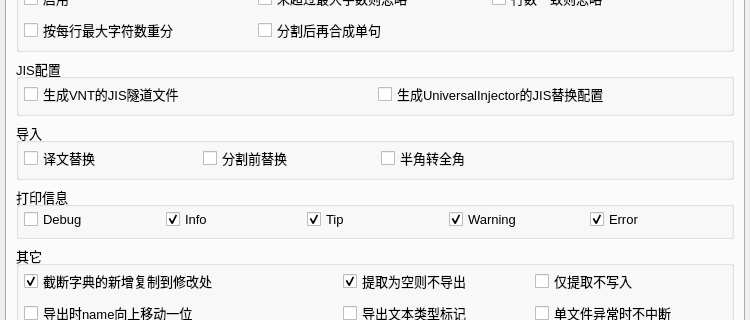
Old version of the form main/ui_mainWindow.ui in the repository satan53x/SExtractor; both pictures show x 0 to 750 and y 146 to 466 of the 750 by 675 pixel window.
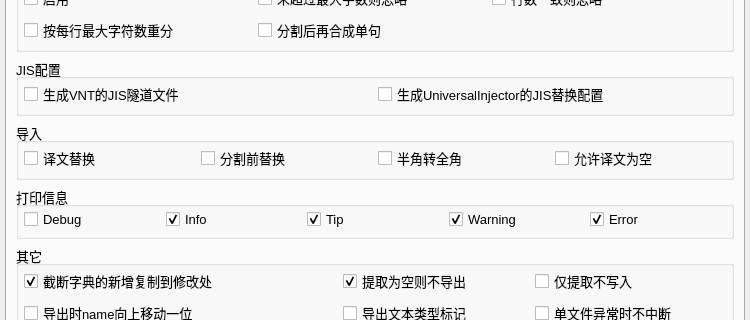
New version of the form. The open tabs and pages were chosen to show the change.

Commit message:
添加设置：勾选`允许译文为空`
提示也分为2种：不允许时黄色警告，允许时绿色提示

```diff
--- a/main/ui_mainWindow.ui
+++ b/main/ui_mainWindow.ui
@@ -953,17 +953,11 @@
             </widget>
            </item>
            <item>
-            <spacer name="horizontalSpacer_2">
-             <property name="orientation">
-              <enum>Qt::Horizontal</enum>
+            <widget class="QCheckBox" name="allowEmptyCheck">
+             <property name="text">
+              <string>允许译文为空</string>
              </property>
-             <property name="sizeHint" stdset="0">
-              <size>
-               <width>40</width>
-               <height>20</height>
-              </size>
-             </property>
-            </spacer>
+            </widget>
            </item>
           </layout>
          </widget>
```
The commit also changes 5 other files.
